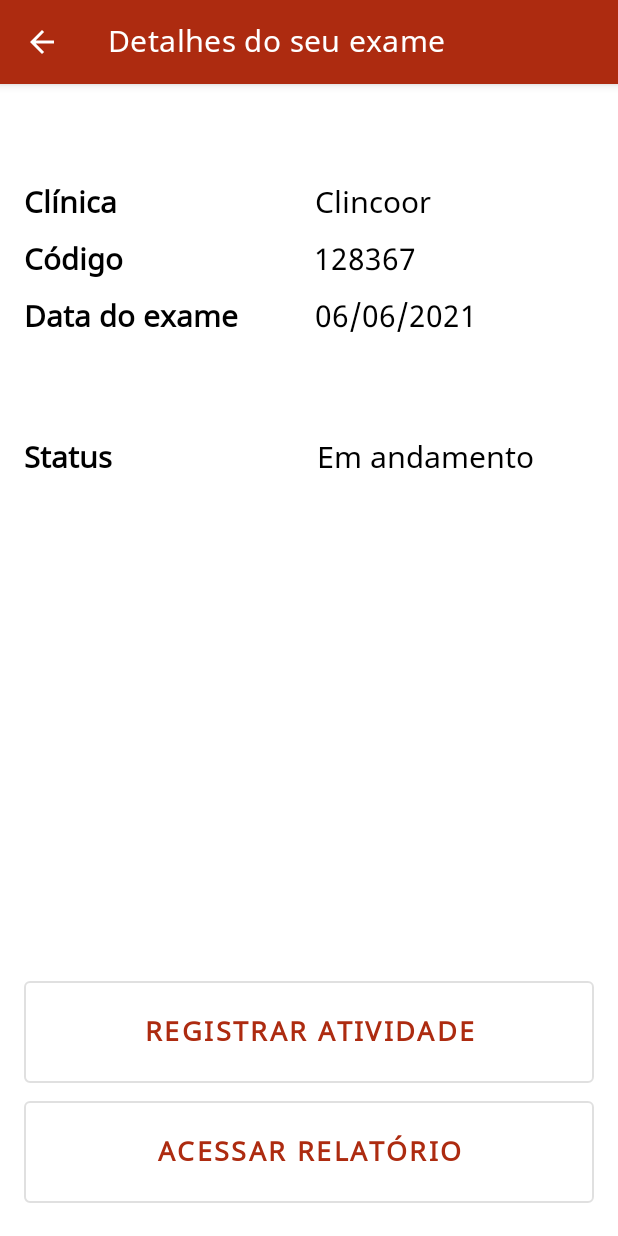
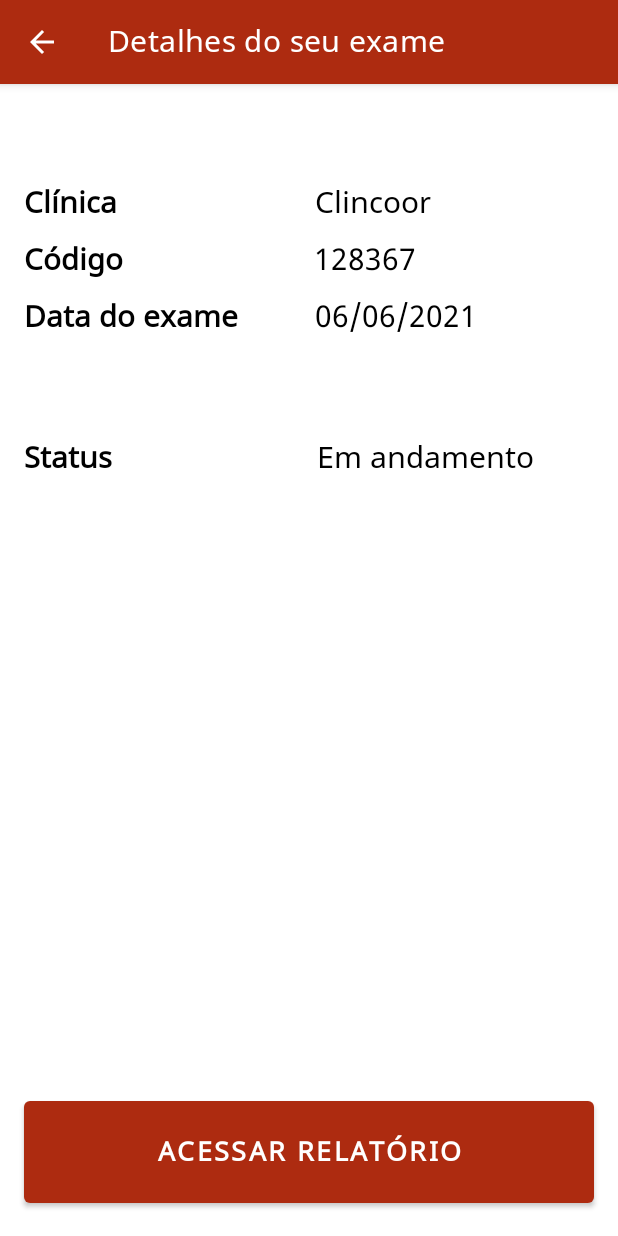
Before and after one commit to martinsgms/relatorio-acessivel, an Android app: the DetalheExameActivity screen opened directly, with no data from a screen before it, on a phone screen of 412 x 824 dp. Run offline under Robolectric (Android 15) with nearby library versions, the phone set to English and light mode, and no system bars.

Commit message:
remove acesso à nova atividade na tela de detalhes do exame

```diff
--- a/android/RelatorioAcessivel/app/src/main/java/br/com/martinsgms/relatorioacessivel/DetalheExameActivity.kt
+++ b/android/RelatorioAcessivel/app/src/main/java/br/com/martinsgms/relatorioacessivel/DetalheExameActivity.kt
@@ -18,13 +18,6 @@ class DetalheExameActivity : AppCompatActivity(R.layout.activity_detalhe_exame)
             val intent = Intent(this, RelatorioActivity::class.java)
             startActivity(intent)
         }
-
-        val btnNovaAtividade = findViewById<Button>(R.id.activity_detalhe_atividade_registrar)
-        btnNovaAtividade.setOnClickListener() {
-            val intent = Intent(this, NovaAtividadeActivity::class.java)
-            startActivity(intent)
-        }
-
     }
 
     override fun onSupportNavigateUp(): Boolean {
--- a/android/RelatorioAcessivel/app/src/main/java/br/com/martinsgms/relatorioacessivel/RelatorioActivity.kt
+++ b/android/RelatorioAcessivel/app/src/main/java/br/com/martinsgms/relatorioacessivel/RelatorioActivity.kt
@@ -1,7 +1,9 @@
 package br.com.martinsgms.relatorioacessivel
 
+import android.content.Intent
 import androidx.appcompat.app.AppCompatActivity
 import android.os.Bundle
+import com.google.android.material.floatingactionbutton.FloatingActionButton
 
 class RelatorioActivity : AppCompatActivity(R.layout.activity_relatorio) {
 
@@ -11,6 +13,12 @@ class RelatorioActivity : AppCompatActivity(R.layout.activity_relatorio) {
         val actionBar = supportActionBar
         actionBar?.setDisplayHomeAsUpEnabled(true)
 
+        val fab = findViewById<FloatingActionButton>(R.id.floatingActionButton)
+        fab.setOnClickListener {
+            val intent = Intent(this, NovaAtividadeActivity::class.java)
+            startActivity(intent)
+        }
+
     }
 
     override fun onSupportNavigateUp(): Boolean {
--- a/android/RelatorioAcessivel/app/src/main/res/layout/activity_detalhe_exame.xml
+++ b/android/RelatorioAcessivel/app/src/main/res/layout/activity_detalhe_exame.xml
@@ -109,6 +109,7 @@
             android:textStyle="bold" />
 
         <TextView
+            android:id="@+id/statusExame"
             android:layout_width="wrap_content"
             android:layout_height="wrap_content"
             android:layout_marginEnd="16dp"
@@ -124,24 +125,7 @@
         android:layout_height="match_parent">
 
         <Button
-            android:id="@+id/activity_detalhe_atividade_registrar"
-            style="?attr/materialButtonOutlinedStyle"
-            android:layout_width="match_parent"
-            android:layout_height="80dp"
-            android:layout_marginStart="16dp"
-            android:layout_marginEnd="16dp"
-            android:layout_marginBottom="96dp"
-            android:strokeColor="@color/wine"
-            android:text="Registrar Atividade"
-            android:textSize="18sp"
-            android:textStyle="bold"
-            app:layout_constraintBottom_toBottomOf="parent"
-            app:layout_constraintEnd_toEndOf="parent"
-            app:layout_constraintStart_toStartOf="parent" />
-
-        <Button
             android:id="@+id/activity_detalhe_atividade_relatorio"
-            style="?attr/materialButtonOutlinedStyle"
             android:layout_width="match_parent"
             android:layout_height="80dp"
             android:layout_marginStart="16dp"
@@ -149,13 +133,12 @@
             android:layout_marginBottom="16dp"
             android:strokeColor="@color/wine"
             android:text="Acessar Relatório"
+            android:textColor="@color/white"
             android:textSize="18sp"
             android:textStyle="bold"
             app:layout_constraintBottom_toBottomOf="parent"
             app:layout_constraintEnd_toEndOf="parent"
-            app:layout_constraintStart_toStartOf="parent"
-            app:layout_constraintTop_toBottomOf="@+id/activity_detalhe_atividade_registrar" />
-
+            app:layout_constraintStart_toStartOf="parent" />
 
     </androidx.constraintlayout.widget.ConstraintLayout>
 
```
